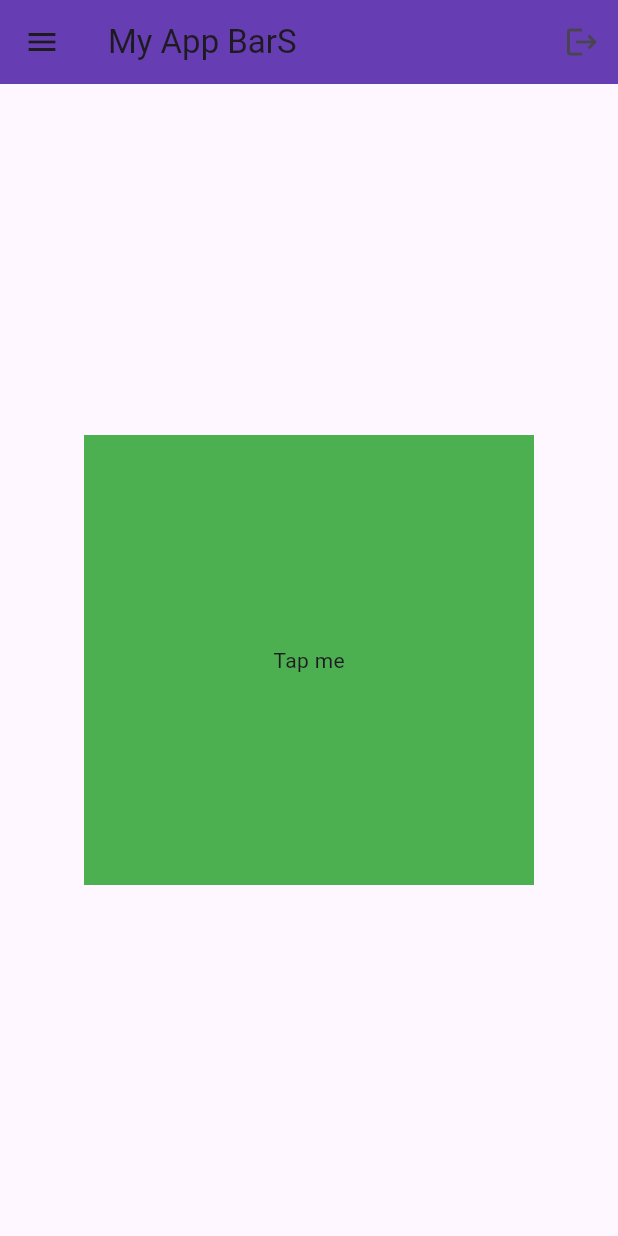
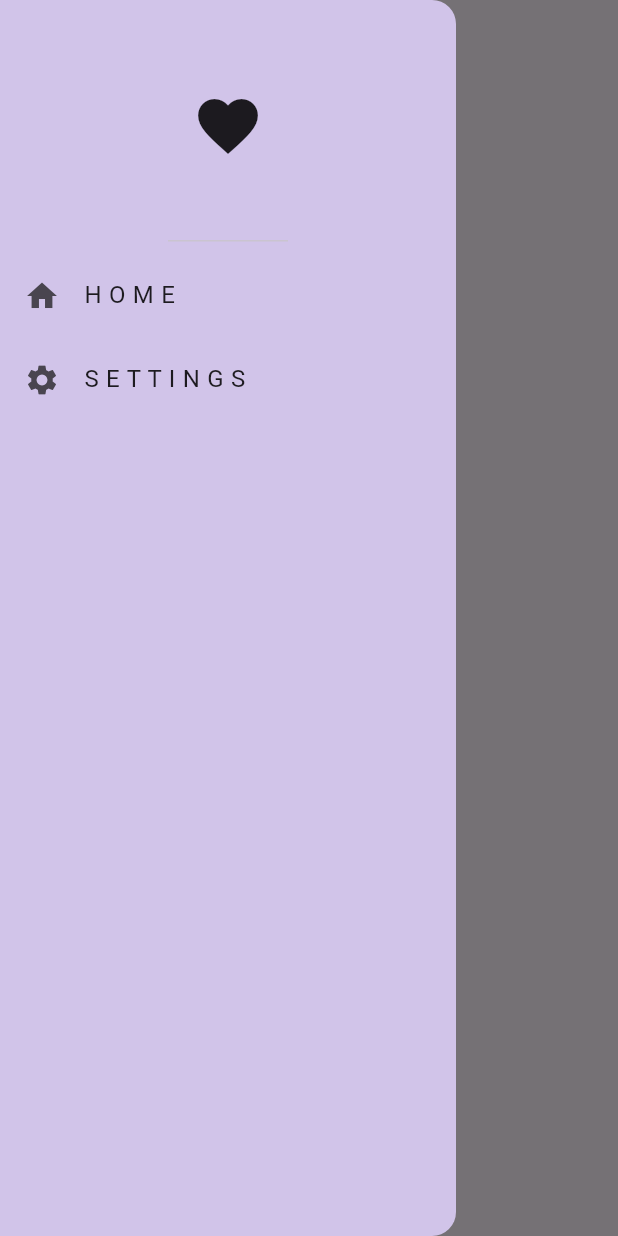
Before and after one commit to Arufiand/emboh-ki-opo-cok-cok, a Flutter app: the screen it shows after launch, with the side drawer open (before the commit the screen has no drawer), on a phone screen of 412 x 824 dp. Run offline on Flutter 3.47's test engine with Material 3 defaults, Android fonts, the phone set to English and light mode, and no system bars.

Commit message:
feat(Flutter_fundamentals): Drawer OK

```diff
--- a/lib/main.dart
+++ b/lib/main.dart
@@ -1,4 +1,7 @@
 import 'package:flutter/material.dart';
+import 'package:mitch_koko_learning/pages/first_page.dart';
+import 'package:mitch_koko_learning/pages/home_page.dart';
+import 'package:mitch_koko_learning/pages/settings_page.dart';
 
 void main() {
   runApp(MyApp());
@@ -15,26 +18,34 @@
   Widget build(BuildContext context) {
     return MaterialApp(
       debugShowCheckedModeBanner: false,
-      home: Scaffold(
-        appBar: AppBar(
-          title: Text("My App BarS"),
-          backgroundColor: Colors.deepPurple,
-          elevation: 200,
-          leading: Icon(Icons.menu),
-          actions: [IconButton(onPressed: () {}, icon: Icon(Icons.logout))],
-        ),
 
-        body: Center(
-          child: GestureDetector(
-            onTap: userTapped,
-            child: Container(
-              height: 300,
-              width: 300,
-              color: Colors.green,
-              child: Center(child: Text("Tap me")),
-            ),
-          ),
-        ),
+      home: FirstPage(),
+      routes: {
+        '/firstpage': (context) => FirstPage(),
+        '/homePage': (context) => HomePage(),
+        '/settingsPage': (context) => SettingsPage(),
+      },
+
+      // home: Scaffold(
+      //   appBar: AppBar(
+      //     title: Text("My App BarS"),
+      //     backgroundColor: Colors.deepPurple,
+      //     elevation: 200,
+      //     leading: Icon(Icons.menu),
+      //     actions: [IconButton(onPressed: () {}, icon: Icon(Icons.logout))],
+      //   ),
+
+      // body: Center(
+      //   child: GestureDetector(
+      //     onTap: userTapped,
+      //     child: Container(
+      //       height: 300,
+      //       width: 300,
+      //       color: Colors.green,
+      //       child: Center(child: Text("Tap me")),
+      //     ),
+      //   ),
+      // ),
 
       // body: Stack(
       //   alignment: Alignment.bottomRight,
@@ -99,7 +110,7 @@
       //   ),
       // ),
       // ),
-      ),
+      // ),
     );
   }
 }
--- /dev/null
+++ b/lib/pages/first_page.dart
@@ -0,0 +1,44 @@
+import 'package:flutter/material.dart';
+
+class FirstPage extends StatelessWidget {
+  const FirstPage({super.key});
+
+  @override
+  Widget build(BuildContext context) {
+    return Scaffold(
+      appBar: AppBar(title: Text("First Page")),
+      drawer: Drawer(
+        backgroundColor: Colors.deepPurple[100],
+        child: Column(
+          children: [
+            DrawerHeader(child: Icon(Icons.favorite, size: 48)),
+            ListTile(
+              leading: Icon(Icons.home),
+              title: Text("H O M E"),
+              onTap: () {
+                Navigator.pop(context);
+                Navigator.pushNamed(context, '/homePage');
+              },
+            ),
+            ListTile(
+              leading: Icon(Icons.settings),
+              title: Text("S E T T I N G S"),
+              onTap: () {
+                Navigator.pop(context);
+                Navigator.pushNamed(context, '/settingsPage');
+              },
+            ),
+          ],
+        ),
+      ),
+      // body: Center(
+      //   child: ElevatedButton(
+      //     onPressed: () {
+      //       Navigator.pushNamed(context, '/secondpage');
+      //     },
+      //     child: Text("Go to second Page"),
+      //   ),
+      // ),
+    );
+  }
+}
```
Also changed, not shown: lib/pages/home_page.dart (added, +10 -0 lines), lib/pages/settings_page.dart (added, +10 -0 lines). Lines whose indentation alone changed are shown as unchanged.
